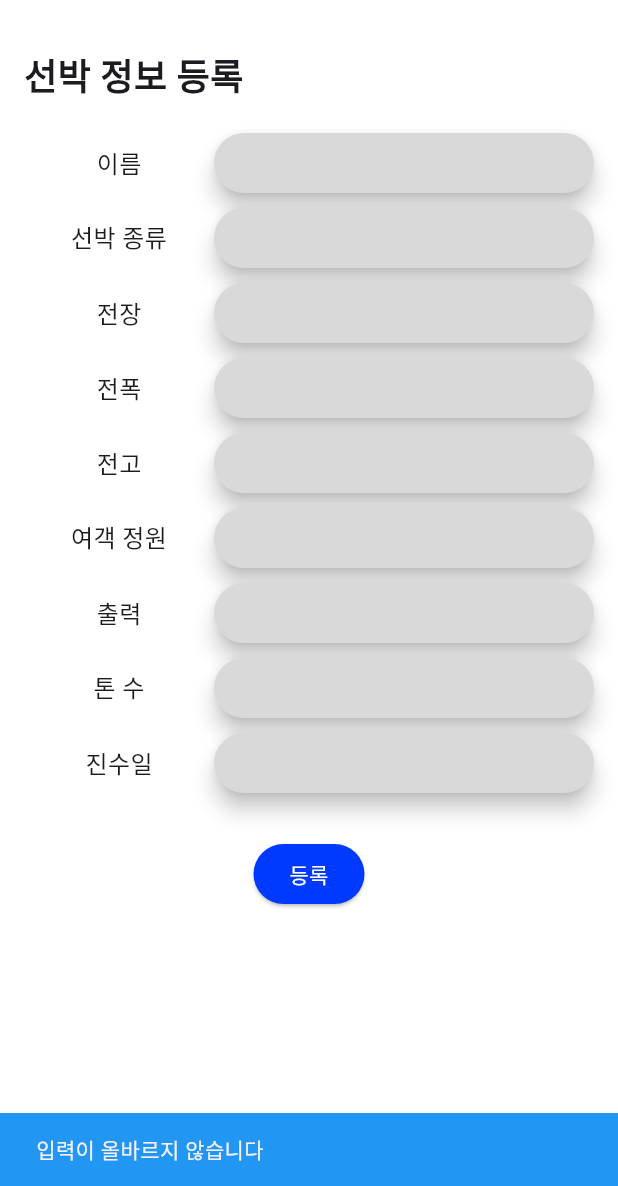
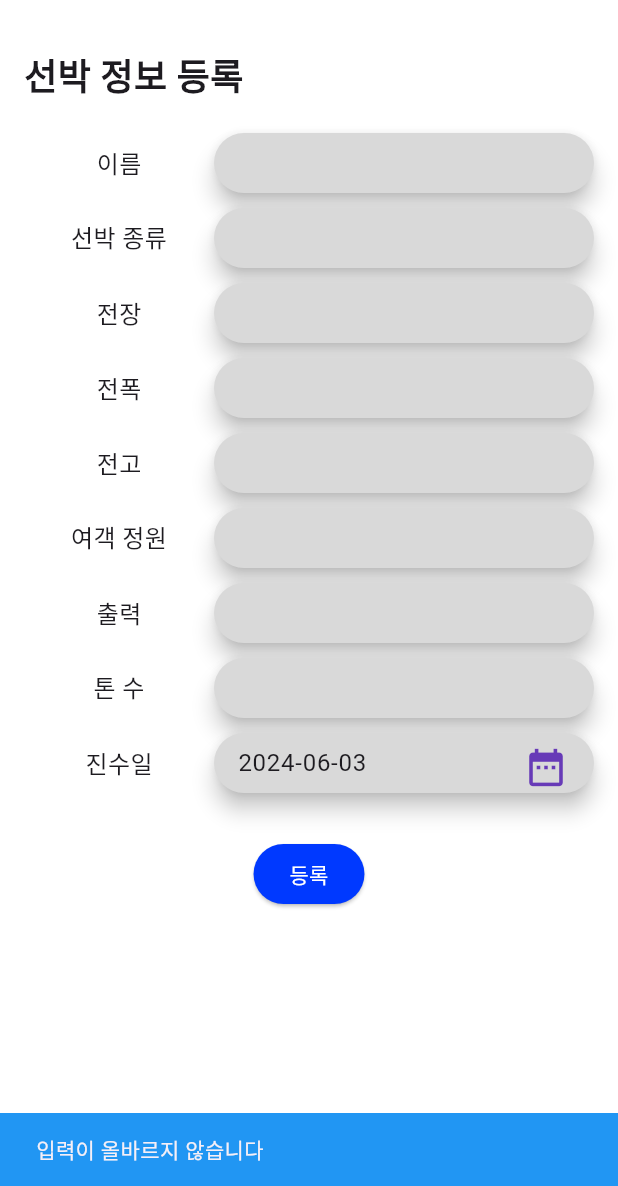
Before and after one commit to CNU-basic-project/basic_project, a Flutter app: the ShipRegister screen opened directly, after a tap on "등록", on a phone screen of 412 x 824 dp, the part 50-1236 px from its top. Run offline on Flutter 3.47's test engine with Material 3 defaults, Android fonts, the phone set to English and light mode, and no system bars; our stand-ins replace carousel_slider, firebase_auth, firebase_core; accounts and stored records are empty; Roboto replaces fonts that are missing (Inria Sans).

Commit message:
update: ship register launchDate form

```diff
--- a/lib/captain/screen/ship_register.dart
+++ b/lib/captain/screen/ship_register.dart
@@ -23,9 +23,9 @@ class ShipRegister extends StatelessWidget {
   late TokenProvider tokenProvider;
   late NotifierProvider notifierProvider;
 
-  MaterialStateProperty<Color?> getBackGroundColor() {
-    return MaterialStateProperty.resolveWith<Color?>(
-            (Set<MaterialState> states) {
+  WidgetStateProperty<Color?> getBackGroundColor() {
+    return WidgetStateProperty.resolveWith<Color?>(
+            (Set<WidgetState> states) {
           return const Color.fromRGBO(0xD9, 0xD9, 0xD9, 1);
         }
     );
@@ -34,13 +34,13 @@ class ShipRegister extends StatelessWidget {
   String speed = "", seats = ""; // int
   String name = "", imagePath = "", type = ""; // String
   String weight = "", length = "", width = "", height = ""; // double
-  String launchDate = ""; // DateTime
+  DateTime launchDate = DateTime.now(); // DateTime
 
   bool validate() {
     try {
       int.parse(speed); int.parse(seats);
       double.parse(weight); double.parse(length); double.parse(width); double.parse(height);
-      DateFormat("yyyy-MM-dd").parse(launchDate);
+      //DateFormat("yyyy-MM-dd").parse(launchDate); // launchDate가 String 일 때
     } catch (e) {
       return false;
     }
@@ -58,8 +58,11 @@ class ShipRegister extends StatelessWidget {
       speed = ship!.speed.toString(); seats = ship!.seats.toString(); // int
       name = ship!.name; imagePath = ship!.imagePath; type = ship!.type; // String
       weight = ship!.weight.toString(); length = ship!.length.toString(); width = ship!.width.toString(); height = ship!.height.toString(); // double
-      launchDate = DateFormat("yyyy-MM-dd").format(ship!.launchDate); //
+      launchDate = ship!.launchDate;
+      //launchDate = DateFormat("yyyy-MM-dd").format(ship!.launchDate); //
     }
+
+    TextEditingController launchDateController = TextEditingController(text: DateFormat("yyyy-MM-dd").format(launchDate));
 
     Widget setButtons() {
       ElevatedButton elevatedButton = ElevatedButton(
@@ -85,8 +88,10 @@ class ShipRegister extends StatelessWidget {
               length: double.parse(length),
               width: double.parse(width),
               height: double.parse(height),
-              launchDate: DateFormat("yyyy-MM-dd").parse(launchDate),
-              checkDate: DateFormat("yyyy-MM-dd").parse(launchDate),
+              launchDate: launchDate,
+              checkDate: ship == null ? launchDate : ship!.checkDate,
+              //launchDate: DateFormat("yyyy-MM-dd").parse(launchDate),
+              //checkDate: DateFormat("yyyy-MM-dd").parse(launchDate),
               owner: tokenProvider.member!
           );
 
@@ -215,9 +220,43 @@ class ShipRegister extends StatelessWidget {
             }),
 
             const SizedBox(height: 10,),
-            InputData(title: "진수일", text: launchDate, onChanged: (value) {
-              launchDate = value;
-            }),
+            // InputData(title: "진수일", text: launchDate, onChanged: (value) {
+            //   launchDate = value;
+            // }),
+            SizedBox(
+              height: 40,
+              child: Row(
+                children: [
+                  const Expanded(
+                      flex: 1,
+                      child: Center(
+                        child: Text(
+                          "진수일",
+                          style: const TextStyle(fontSize: 16),
+                        ),
+                      )),
+                  Expanded(
+                    flex: 2,
+                    child: SearchBar(
+                      controller: launchDateController,
+                      backgroundColor: getBackGroundColor(),
+                      trailing: [
+                        IconButton(
+                            onPressed: () {
+                              showDatePicker(context: context, firstDate: DateTime(1950), lastDate: DateTime(2050)).then((selected) {
+                                if (selected == null) return;
+                                launchDate = selected;
+                                launchDateController.text = DateFormat("yyyy-MM-dd").format(launchDate);
+                              });
+                            },
+                            icon: const Icon(Icons.date_range, color: Colors.deepPurple, size: 30,)
+                        ),
+                      ],
+                    ),
+                  ),
+                ],
+              ),
+            ), // 진수일
 
             const SizedBox(height: 30,),
             Center(
```
